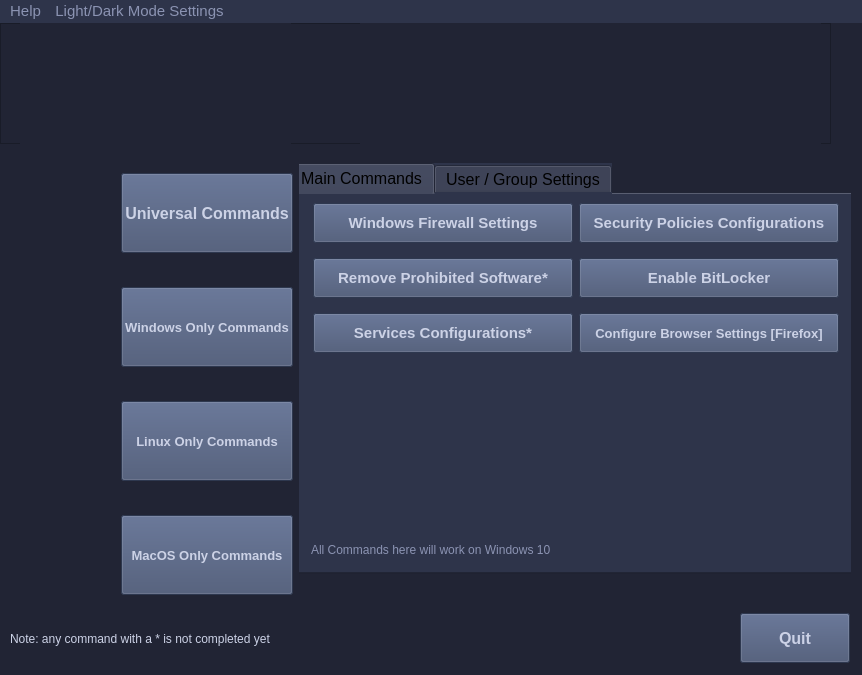
This is GUIs/ScriptRunnerPyQt5_GUI/PyUIs/MainMenu2.ui in vipersniper0501/CP_Scripts2 as Qt 5 draws it before an edit. The edited form follows.
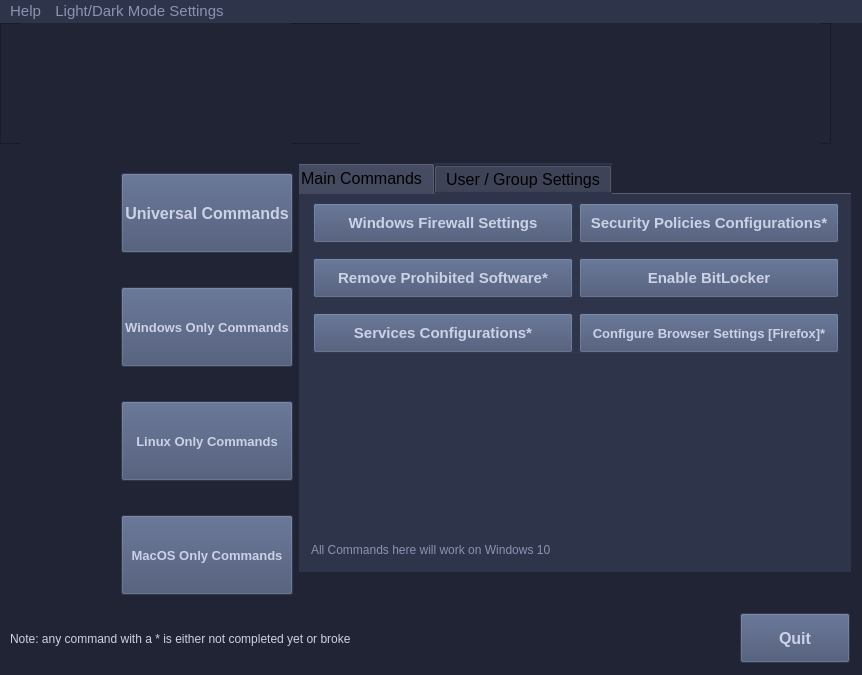
This is the edited form. The open tabs and pages were chosen to show the change. Icons and pictures are not drawn.

The edit to the form file:
```diff
--- a/GUIs/ScriptRunnerPyQt5_GUI/PyUIs/MainMenu2.ui
+++ b/GUIs/ScriptRunnerPyQt5_GUI/PyUIs/MainMenu2.ui
@@ -124,7 +124,7 @@
      <rect>
       <x>10</x>
       <y>600</y>
-      <width>311</width>
+      <width>341</width>
       <height>31</height>
      </rect>
     </property>
@@ -132,7 +132,7 @@
      <string notr="true">color: #CCD2E6</string>
     </property>
     <property name="text">
-     <string>Note: any command with a * is not completed yet</string>
+     <string>Note: any command with a * is either not completed yet or broken </string>
     </property>
    </widget>
    <widget class="QWidget" name="horizontalLayoutWidget">
@@ -786,7 +786,7 @@
 }</string>
               </property>
               <property name="text">
-               <string>Security Policies Configurations</string>
+               <string>Security Policies Configurations*</string>
               </property>
              </widget>
             </item>
@@ -971,7 +971,7 @@
 }</string>
               </property>
               <property name="text">
-               <string>Configure Browser Settings [Firefox]</string>
+               <string>Configure Browser Settings [Firefox]*</string>
               </property>
              </widget>
             </item>
```
Left out of the diff: 2 changed lines with no effect on the pictures.
